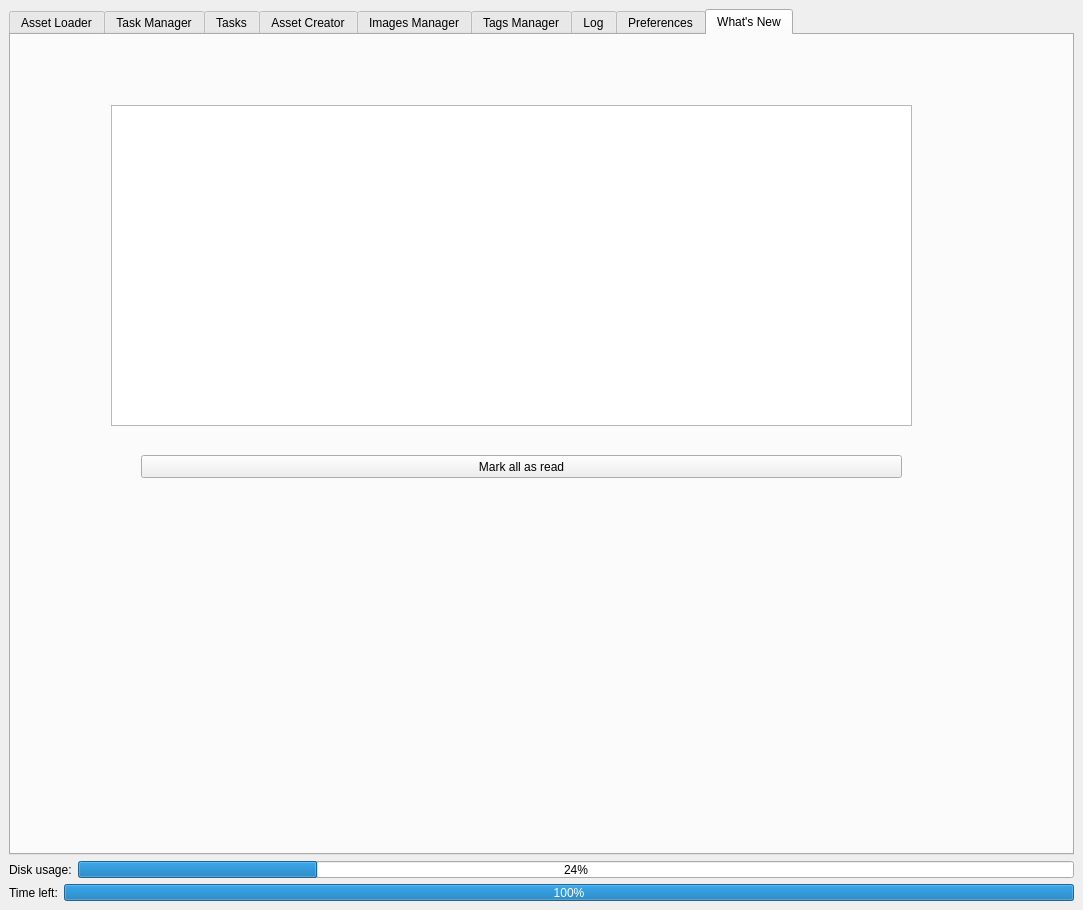
This is media/main_window.ui in all-in-one-of/project_manager as Qt 5 draws it before an edit. The edited form follows.
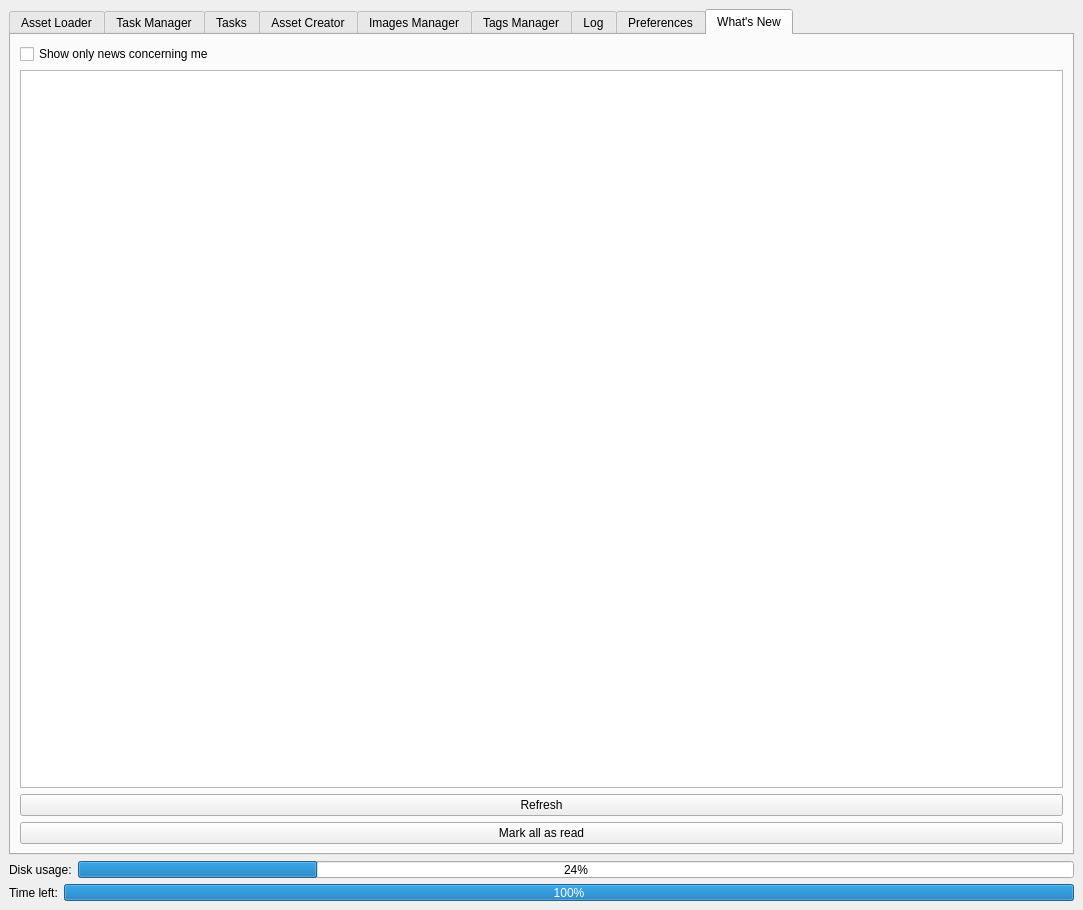
This is the edited form.

Commit message: Finish what's new tab

What changed in the file:
```diff
--- a/media/main_window.ui
+++ b/media/main_window.ui
@@ -3615,32 +3615,36 @@
          <attribute name="title">
           <string>What's New</string>
          </attribute>
+         <layout class="QVBoxLayout" name="verticalLayout_31">
+          <item>
+           <widget class="QCheckBox" name="showOnlyMeWhatsNew">
+            <property name="text">
+             <string>Show only news concerning me</string>
+            </property>
+           </widget>
+          </item>
+          <item>
          <widget class="QTreeWidget" name="whatsNewTreeWidget">
-          <property name="geometry">
-           <rect>
-            <x>100</x>
-            <y>70</y>
-            <width>801</width>
-            <height>321</height>
-           </rect>
-          </property>
           <attribute name="headerVisible">
            <bool>false</bool>
           </attribute>
          </widget>
+          </item>
+          <item>
+           <widget class="QPushButton" name="refreshWhatsNewBtn">
+            <property name="text">
+             <string>Refresh</string>
+            </property>
+           </widget>
+          </item>
+          <item>
          <widget class="QPushButton" name="markAllAsReadBtn">
-          <property name="geometry">
-           <rect>
-            <x>130</x>
-            <y>420</y>
-            <width>761</width>
-            <height>23</height>
-           </rect>
-          </property>
           <property name="text">
            <string>Mark all as read</string>
           </property>
          </widget>
+          </item>
+         </layout>
         </widget>
        </widget>
       </item>
```
Lines whose indentation alone changed are shown as unchanged. The commit also changes 5 other files.
